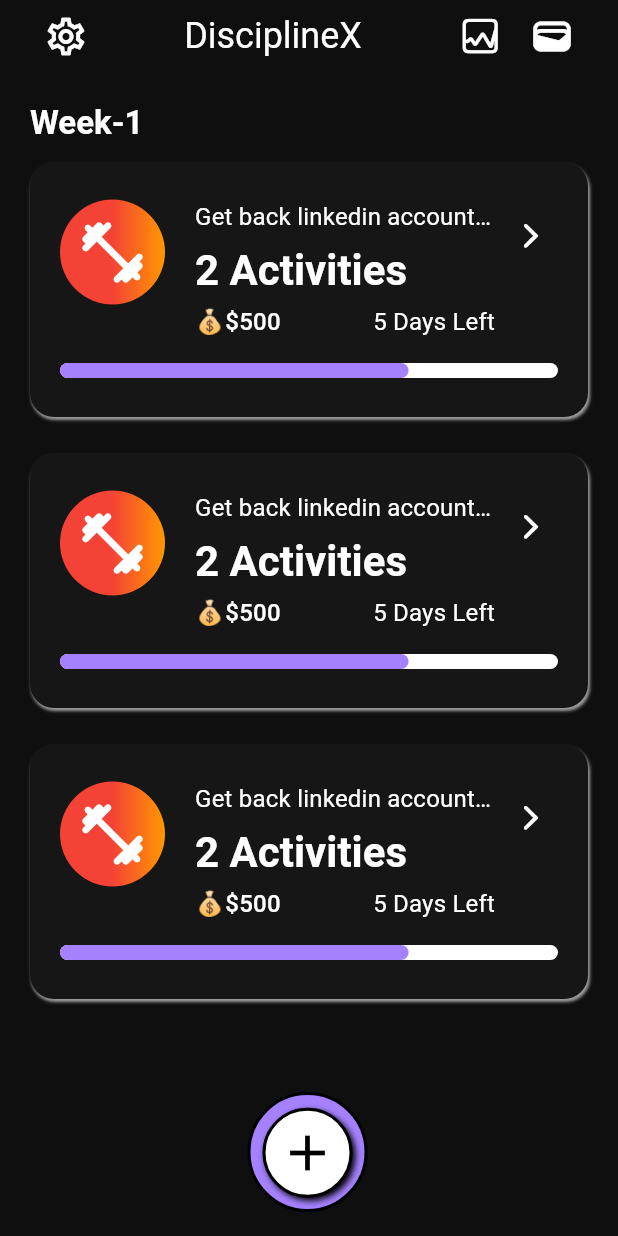
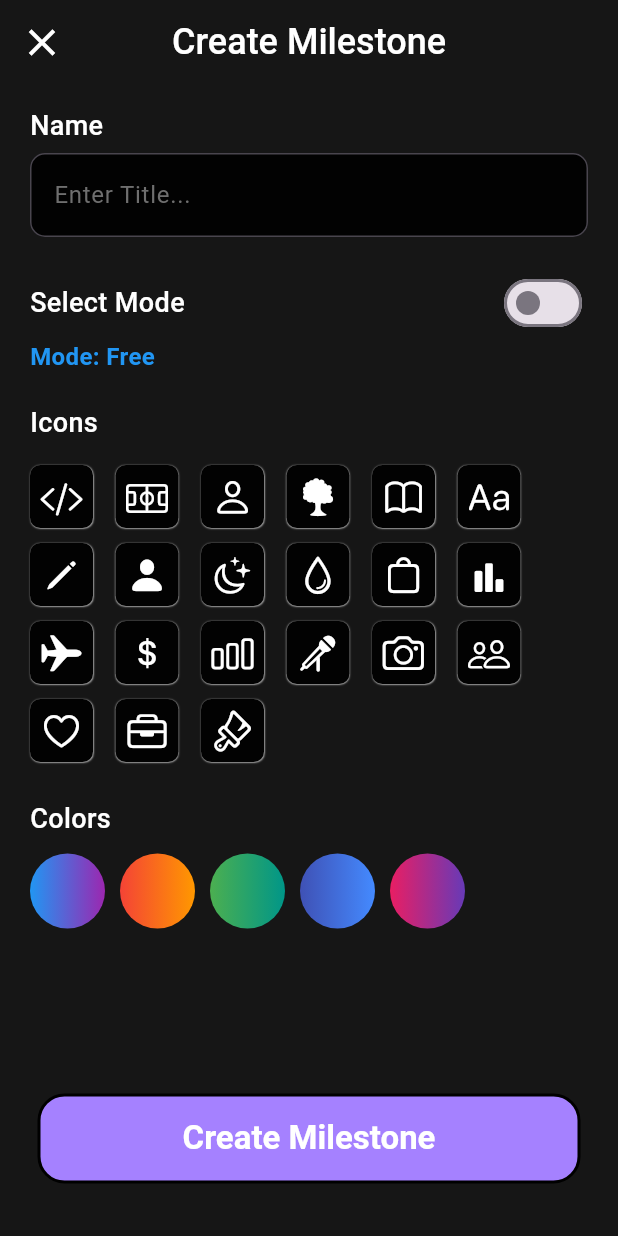
Before and after one commit to ashu14kr/disciplineX, a Flutter app: the MainHome screen opened directly, after a tap on the "add" icon, on a phone screen of 412 x 824 dp. Run offline on Flutter 3.47's test engine with Material 3 defaults, Android fonts, the light colour scheme and no system bars; our stand-ins replace bloc, cloud_firestore, equatable, firebase_auth, firebase_core, flutter_bloc and 4 more; accounts and stored records are empty.

Commit message:
ui updates

```diff
--- a/lib/UiTesting/test_milestone.dart
+++ b/lib/UiTesting/test_milestone.dart
@@ -93,12 +93,12 @@ class MileStoneCard extends StatelessWidget {
       height: 170,
       decoration: BoxDecoration(
         borderRadius: BorderRadius.circular(16),
-        color: const Color.fromARGB(255, 22, 22, 22),
+        color: const Color.fromARGB(255, 14, 14, 14),
         boxShadow: const [
           BoxShadow(
             color: Colors.grey,
-            blurRadius: 1,
-            offset: Offset(1, 2),
+            blurRadius: 0.3,
+            offset: Offset(0.3, 0.3),
           )
         ],
       ),
@@ -204,15 +204,47 @@ class MileStoneCard extends StatelessWidget {
               ],
             ),
             const SizedBox(
+              height: 10,
+            ),
+            Container(
               height: 15,
+              decoration: BoxDecoration(
+                color: const Color.fromARGB(255, 2, 2, 2),
+                borderRadius: BorderRadius.circular(5),
+              ),
+              child: Center(
+                child: ListView.builder(
+                  itemCount: 7,
+                  scrollDirection: Axis.horizontal,
+                  itemBuilder: (context, index) {
+                    List lis = [1, 3];
+                    return Padding(
+                      padding: const EdgeInsets.symmetric(
+                        vertical: 2,
+                        horizontal: 3,
+                      ),
+                      child: Container(
+                        height: 12,
+                        width: 44,
+                        decoration: BoxDecoration(
+                          color: lis.contains(index)
+                              ? Colors.green
+                              : const Color.fromARGB(255, 67, 89, 69),
+                          borderRadius: BorderRadius.circular(2),
+                        ),
+                      ),
+                    );
+                  },
+                ),
+              ),
             ),
-            LinearProgressIndicator(
-              color: mainColor,
-              backgroundColor: Colors.white,
-              minHeight: 10,
-              borderRadius: BorderRadius.circular(16),
-              value: 0.7,
-            )
+            // LinearProgressIndicator(
+            //   color: mainColor,
+            //   backgroundColor: Colors.white,
+            //   minHeight: 10,
+            //   borderRadius: BorderRadius.circular(16),
+            //   value: 0.7,
+            // )
           ],
         ),
       ),
--- a/lib/constants.dart
+++ b/lib/constants.dart
@@ -1,3 +1,5 @@
 import 'package:flutter/material.dart';
 
 const Color mainColor = Color.fromARGB(255, 165, 129, 255);
+const Color bgColor = Color.fromARGB(255, 22, 22, 22);
+const Color boxbgColor = Color.fromARGB(255, 2, 2, 2);
--- a/lib/main.dart
+++ b/lib/main.dart
@@ -1,4 +1,4 @@
-import 'package:anti_procastination/UiTesting/test_milestone.dart';
+import 'package:anti_procastination/UiTesting/test_card.dart';
 import 'package:anti_procastination/controllers/cubit/tasks_cubit.dart';
 import 'package:anti_procastination/firebase_options.dart';
 import 'package:anti_procastination/presentation/screens/onboarding/splash.dart';
@@ -34,8 +34,8 @@ class MyApp extends StatelessWidget {
             colorScheme: ColorScheme.fromSeed(seedColor: Colors.deepPurple),
             useMaterial3: true,
           ),
-        // home: MilestonesScreen()
-        home: const SplashScreen(),
+          home: TestCards()
+          // home: const SplashScreen(),
           ),
     );
   }
--- /dev/null
+++ b/lib/presentation/screens/home/add_milestone.dart
@@ -0,0 +1,284 @@
+import 'package:anti_procastination/constants.dart';
+import 'package:flutter/cupertino.dart';
+import 'package:flutter/material.dart';
+
+class AddMilestone extends StatefulWidget {
+  const AddMilestone({super.key});
+
+  @override
+  State<AddMilestone> createState() => _AddMilestoneState();
+}
+
+class _AddMilestoneState extends State<AddMilestone> {
+  bool isStakes = false; // Toggle for Free or Stakes
+  double stakeAmount = 10.0; // Default stake amount
+
+  // List of icons for selection
+  final List<IconData> icons = [
+    CupertinoIcons.chevron_left_slash_chevron_right,
+    CupertinoIcons.sportscourt,
+    CupertinoIcons.person,
+    CupertinoIcons.tree,
+    CupertinoIcons.book,
+    CupertinoIcons.textformat,
+    CupertinoIcons.pencil,
+    CupertinoIcons.person_solid,
+    CupertinoIcons.moon_stars,
+    CupertinoIcons.drop,
+    CupertinoIcons.bag,
+    CupertinoIcons.chart_bar_alt_fill,
+    CupertinoIcons.airplane,
+    CupertinoIcons.money_dollar,
+    CupertinoIcons.chart_bar,
+    CupertinoIcons.music_mic,
+    CupertinoIcons.photo_camera,
+    CupertinoIcons.person_2,
+    CupertinoIcons.heart,
+    CupertinoIcons.briefcase,
+    CupertinoIcons.paintbrush,
+  ];
+
+  IconData? selectedIcon; // Selected icon
+
+  final List<LinearGradient> gradients = [
+    const LinearGradient(colors: [Colors.blue, Colors.purple]),
+    const LinearGradient(colors: [Colors.red, Colors.orange]),
+    const LinearGradient(colors: [Colors.green, Colors.teal]),
+    const LinearGradient(colors: [Colors.indigo, Colors.blueAccent]),
+    const LinearGradient(colors: [Colors.pink, Colors.deepPurple]),
+  ];
+
+  LinearGradient? selectedGradient;
+
+  @override
+  Widget build(BuildContext context) {
+    return Scaffold(
+      backgroundColor: bgColor,
+      bottomNavigationBar: InkWell(
+        onTap: () {},
+        child: Padding(
+          padding: const EdgeInsets.symmetric(vertical: 35, horizontal: 25),
+          child: Container(
+            width: 250,
+            height: 60,
+            decoration: BoxDecoration(
+              color: mainColor,
+              borderRadius: BorderRadius.circular(18),
+              border: Border.all(
+                color: Colors.black,
+                width: 2,
+              ),
+            ),
+            child: Center(
+              child: Text(
+                "Create Milestone",
+                style: Theme.of(context).textTheme.titleLarge!.copyWith(
+                      color: Colors.white,
+                      fontWeight: FontWeight.w600,
+                    ),
+              ),
+            ),
+          ),
+        ),
+      ),
+      appBar: AppBar(
+        backgroundColor: bgColor,
+        title: Text(
+          "Create Milestone",
+          style: Theme.of(context).textTheme.headlineSmall!.copyWith(
+                color: Colors.white,
+                fontWeight: FontWeight.w500,
+              ),
+        ),
+        centerTitle: true,
+        leading: IconButton(
+          onPressed: () {
+            Navigator.pop(context);
+          },
+          icon: const Icon(
+            Icons.close,
+            color: Colors.white,
+            size: 30,
+          ),
+        ),
+      ),
+      body: Padding(
+        padding: const EdgeInsets.symmetric(horizontal: 20),
+        child: Column(
+          crossAxisAlignment: CrossAxisAlignment.start,
+          children: [
+            const SizedBox(
+              height: 15,
+            ),
+            const Text(
+              "Name",
+              style: TextStyle(
+                fontWeight: FontWeight.w500,
+                fontSize: 18,
+                color: Colors.white,
+              ),
+            ),
+            const SizedBox(height: 5),
+            TextField(
+              style: const TextStyle(color: Colors.white),
+              // controller: taskController,
+              decoration: InputDecoration(
+                hintText: "Enter Title...",
+                fillColor: boxbgColor,
+                filled: true,
+                hintStyle:
+                    const TextStyle(color: Color.fromARGB(255, 111, 111, 111)),
+                border:
+                    OutlineInputBorder(borderRadius: BorderRadius.circular(10)),
+              ),
+            ),
+            const SizedBox(height: 20),
+            Row(
+              mainAxisAlignment: MainAxisAlignment.spaceBetween,
+              children: [
+                const Text(
+                  "Select Mode",
+                  style: TextStyle(
+                    fontSize: 18,
+                    fontWeight: FontWeight.w500,
+                    color: Colors.white,
+                  ),
+                ),
+                Switch(
+                  activeTrackColor: Colors.green,
+                  value: isStakes,
+                  onChanged: (value) {
+                    setState(() {
+                      isStakes = value;
+                    });
+                  },
+                ),
+              ],
+            ),
+            Text(
+              isStakes ? "Mode: Stakes" : "Mode: Free",
+              style: const TextStyle(
+                fontSize: 16,
+                color: Colors.blue,
+                fontWeight: FontWeight.bold,
+              ),
+            ),
+            if (isStakes) ...[
+              const SizedBox(height: 10),
+              const Text(
+                "Select Stake Amount",
+                style: TextStyle(
+                  fontSize: 16,
+                  fontWeight: FontWeight.bold,
+                  color: Colors.white,
+                ),
+              ),
+              Slider(
+                value: stakeAmount,
+                activeColor: mainColor,
+                min: 10,
+                max: 100,
+                divisions: 9,
+                label: stakeAmount.round().toString(),
+                onChanged: (double value) {
+                  setState(() {
+                    stakeAmount = value;
+                  });
+                },
+              ),
+              Text(
+                "Selected Stakes: \$${stakeAmount.round()}",
+                style: const TextStyle(
+                  fontSize: 16,
+                  fontWeight: FontWeight.bold,
+                  color: Colors.blue,
+                ),
+              ),
+            ],
+            const SizedBox(height: 20),
+            const Text(
+              "Icons",
+              style: TextStyle(
+                fontSize: 18,
+                fontWeight: FontWeight.w500,
+                color: Colors.white,
+              ),
+            ),
+            const SizedBox(height: 10),
+            Wrap(
+              spacing: 15,
+              children: icons.map((icon) {
+                return Padding(
+                  padding: const EdgeInsets.symmetric(
+                    vertical: 5,
+                  ),
+                  child: GestureDetector(
+                    onTap: () {
+                      setState(() {
+                        selectedIcon = icon;
+                      });
+                    },
+                    child: Container(
+                      padding: const EdgeInsets.all(6),
+                      decoration: BoxDecoration(
+                        color: boxbgColor,
+                        border: Border.all(
+                          color: selectedIcon == icon
+                              ? Colors.white
+                              : Colors.transparent,
+                          width: 1,
+                        ),
+                        boxShadow: const [
+                          BoxShadow(
+                            color: Colors.grey,
+                            blurRadius: 0.1,
+                            offset: Offset(0.1, 0.1),
+                          ),
+                        ],
+                        borderRadius: BorderRadius.circular(7),
+                      ),
+                      child: Icon(icon, size: 28, color: Colors.white),
+                    ),
+                  ),
+                );
+              }).toList(),
+            ),
+            const SizedBox(height: 20),
+            const Text(
+              "Colors",
+              style: TextStyle(
+                fontSize: 18,
+                fontWeight: FontWeight.w500,
+                color: Colors.white,
+              ),
+            ),
+            const SizedBox(height: 10),
+            Wrap(
+              spacing: 10,
+              children: gradients.map((gradient) {
+                return GestureDetector(
+                  onTap: () {
+                    setState(() {
+                      selectedGradient = gradient;
+                    });
+                  },
+                  child: Container(
+                    width: 50,
+                    height: 50,
+                    decoration: BoxDecoration(
+                      gradient: gradient,
+                      shape: BoxShape.circle,
+                      border: selectedGradient == gradient
+                          ? Border.all(color: Colors.white, width: 5)
+                          : null,
+                    ),
+                  ),
+                );
+              }).toList(),
+            ),
+          ],
+        ),
+      ),
+    );
+  }
+}
--- a/lib/presentation/screens/home/main_home.dart
+++ b/lib/presentation/screens/home/main_home.dart
@@ -1,4 +1,6 @@
 import 'package:anti_procastination/UiTesting/test_milestone.dart';
+import 'package:anti_procastination/constants.dart';
+import 'package:anti_procastination/presentation/screens/home/add_milestone.dart';
 import 'package:anti_procastination/presentation/screens/home/home.dart';
 import 'package:flutter/cupertino.dart';
 import 'package:flutter/material.dart';
@@ -19,10 +21,17 @@ class _MainHomeState extends State<MainHome> {
   Widget build(BuildContext context) {
     Size size = MediaQuery.of(context).size;
     return Scaffold(
-      backgroundColor: const Color.fromARGB(255, 15, 15, 15),
+      backgroundColor: bgColor,
       floatingActionButton: CustomFloatingBtn(
         size: size,
-        onTap: () {},
+        onTap: () {
+          Navigator.push(
+            context,
+            MaterialPageRoute(
+              builder: (context) => const AddMilestone(),
+            ),
+          );
+        },
       ),
       body: SafeArea(
         child: Padding(
```
Also changed, not shown: lib/UiTesting/test_card.dart (added, +158 -0 lines), lib/presentation/screens/home/home.dart (+16 -66 lines). Lines whose indentation alone changed are shown as unchanged.
